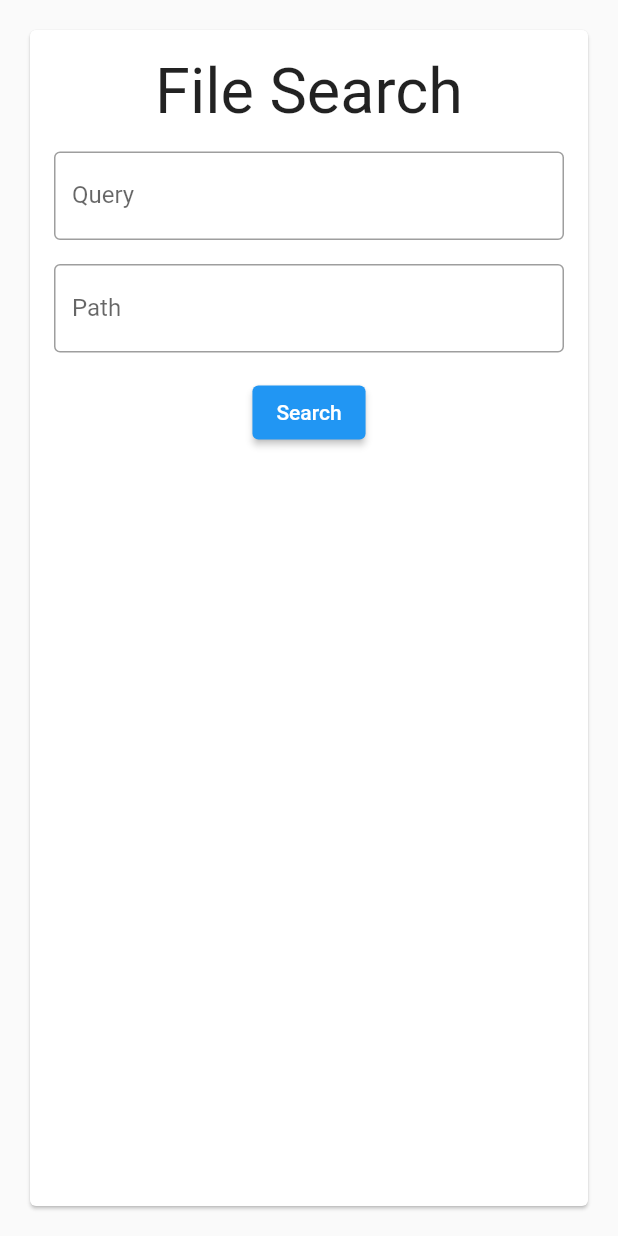
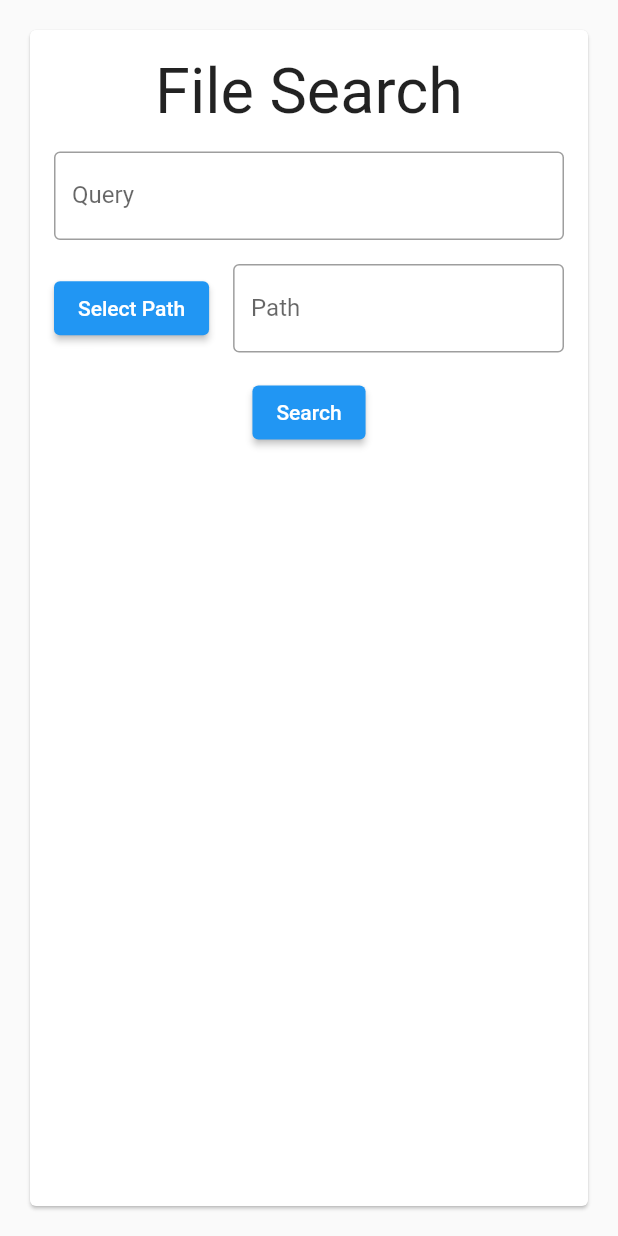
Before and after one commit to Dud3core-webdev/file_searcher, a Flutter app: the screen it shows after launch, on a phone screen of 412 x 824 dp. Run offline on Flutter 3.47's test engine with Material 2 defaults, Android fonts, the phone set to English and light mode, and no system bars; our stand-ins replace file_picker; missing offline and left inert: window_size.

Commit message:
You can now select a path from the file finder menu rather than having to type it

```diff
--- a/lib/widgets/search_query_widget.dart
+++ b/lib/widgets/search_query_widget.dart
@@ -1,4 +1,5 @@
 import 'package:file_finder/models/file_search_request.dart';
+import 'package:file_picker/file_picker.dart';
 import 'package:flutter/material.dart';
 
 class SearchQueryWidget extends StatefulWidget {
@@ -12,6 +13,7 @@ class _SearchQueryState extends State<SearchQueryWidget> {
 
   final FileSearchRequest _request = FileSearchRequest();
   final GlobalKey<FormState> _formKey = GlobalKey<FormState>();
+  final TextEditingController _pathFormFieldController = TextEditingController(text: '');
 
   @override
   Widget build(BuildContext context) {
@@ -45,9 +47,19 @@ class _SearchQueryState extends State<SearchQueryWidget> {
                         )
                       ),
                       const Padding(padding: EdgeInsets.only(bottom: 16.0)),
+                      Row(
+                        mainAxisAlignment: MainAxisAlignment.start,
+                        mainAxisSize: MainAxisSize.max,
+                        children: [
+                          ElevatedButton(
+                              onPressed: () => selectDirectoryToSearch(),
+                              child: const Text('Select Path')
+                          ),
+                          const Padding(padding: EdgeInsets.only(right: 16.0)),
                           Flexible(
                             child: TextFormField(
-                            validator: (value) => _validateFormField(value, 'Please enter a search query'),
+                              controller: _pathFormFieldController,
+                              validator: (value) => _validateFormField(value, 'Please enter a path to search in'),
                               decoration: const InputDecoration(
                                   border: OutlineInputBorder(),
                                   hintText: 'Enter the path you want to query (e.g. C:\\User\\Documents)',
@@ -57,6 +69,8 @@ class _SearchQueryState extends State<SearchQueryWidget> {
                                 _request.basePath = value!;
                               },
                             )
+                          ),
+                        ],
                       ),
                       const Padding(padding: EdgeInsets.only(bottom: 16.0)),
                       ElevatedButton(
@@ -74,8 +88,25 @@ class _SearchQueryState extends State<SearchQueryWidget> {
     );
   }
 
+  @override
+  void dispose() {
+    super.dispose();
+    _pathFormFieldController.dispose();
+  }
+
   void submitForm() {
 
+  }
+
+  void selectDirectoryToSearch() async {
+    String? selectedDirectory = await FilePicker.platform.getDirectoryPath();
+
+    if(selectedDirectory == null) {
+      return;
+    }
+
+    _request.basePath = selectedDirectory;
+    _pathFormFieldController.text = selectedDirectory;
   }
 
   String? _validateFormField(value, String errorMessage) {
--- a/pubspec.yaml
+++ b/pubspec.yaml
@@ -10,6 +10,7 @@ dependencies:
     sdk: flutter
   cupertino_icons: ^1.0.2
   path_provider: 2.0.11
+  file_picker: ^4.6.1
   window_size:
     git:
       url: https://github.com/google/flutter-desktop-embedding.git
```
Also changed, not shown: pubspec.lock. Lines whose indentation alone changed are shown as unchanged.
